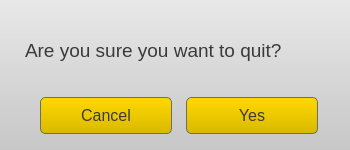
Qt form sources/FootballEditor16/GUIApp/exitdialog.ui (vaddya/FootballEditor16) before a commit.
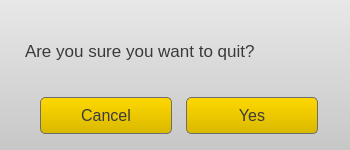
The same form after that commit.

Patch:
```diff
--- a/sources/FootballEditor16/GUIApp/exitdialog.ui
+++ b/sources/FootballEditor16/GUIApp/exitdialog.ui
@@ -34,15 +34,14 @@
     </rect>
    </property>
    <property name="styleSheet">
-    <string notr="true">font-size: 14pt ;
-qproperty-alignment: AlignCenter;
+    <string notr="true">font-size: 13pt ;
 color: #3a3a3a;</string>
    </property>
    <property name="text">
     <string>Are you sure you want to quit?</string>
    </property>
   </widget>
-  <widget class="QWidget" name="">
+  <widget class="QWidget" name="layoutWidget">
    <property name="geometry">
     <rect>
      <x>40</x>
```
